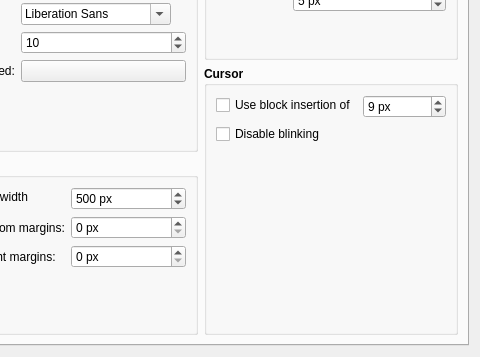
Old version of the form manuskript/ui/settings_ui.ui in the repository olivierkes/manuskript; both pictures show x 178 to 658 and y 275 to 632 of the 658 by 632 pixel window.
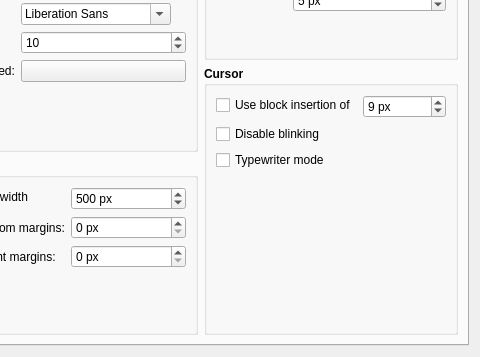
New version of the form. The open tabs and pages were chosen to show the change. Icons and pictures are not drawn.

Commit message: Adds #175: Typewriter scrolling

Diff of the .ui file:
```diff
--- a/manuskript/ui/settings_ui.ui
+++ b/manuskript/ui/settings_ui.ui
@@ -2619,6 +2619,19 @@
                   </property>
                  </widget>
                 </item>
+                <item row="2" column="0">
+                 <widget class="QCheckBox" name="chkEditorTypeWriterMode">
+                  <property name="font">
+                   <font>
+                    <weight>50</weight>
+                    <bold>false</bold>
+                   </font>
+                  </property>
+                  <property name="text">
+                   <string>Typewriter mode</string>
+                  </property>
+                 </widget>
+                </item>
                </layout>
               </widget>
              </item>
```
Left out of the diff: 2 changed lines with no effect on the pictures. The commit also changes 4 other files.
